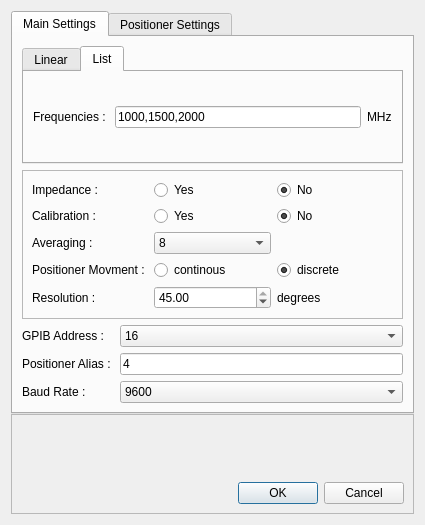
Above: settings_ui.ui from Wireless-Research-Tester/Automated-Wireless-Research-Tester before the change. Below: the same form after it.
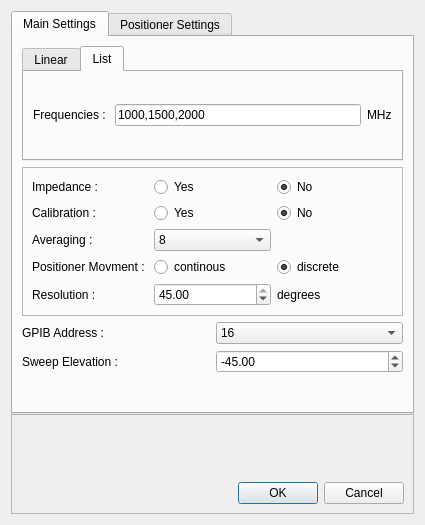
That is the form after the change.

Commit message:
Relocated where positioner object lives
Moved positioner object outside of MeasurementCtrl into main gui window, removed positioner settings not related to sweep or offset onto temporary buttons in main gui window, this need to be in the main gui window, on a toolbar or something at the bottom of the window, with them located inside of the settingswindow it makes it too complicated to get the positioner initialized correctly.

Diff of the .ui file:
```diff
--- a/settings_ui.ui
+++ b/settings_ui.ui
@@ -47,7 +47,7 @@
       <attribute name="title">
        <string>Main Settings</string>
       </attribute>
-      <layout class="QVBoxLayout" name="verticalLayout_6" stretch="0,0,0">
+      <layout class="QVBoxLayout" name="verticalLayout_6" stretch="0,0,0,0">
        <property name="spacing">
         <number>6</number>
        </property>
@@ -352,6 +352,29 @@
          <property name="verticalSpacing">
           <number>6</number>
          </property>
+         <item row="1" column="1">
+          <widget class="QDoubleSpinBox" name="sweep_elevation_spinBox">
+           <property name="minimum">
+            <double>-90.000000000000000</double>
+           </property>
+           <property name="maximum">
+            <double>90.000000000000000</double>
+           </property>
+           <property name="singleStep">
+            <double>0.100000000000000</double>
+           </property>
+           <property name="value">
+            <double>-45.000000000000000</double>
+           </property>
+          </widget>
+         </item>
+         <item row="1" column="0">
+          <widget class="QLabel" name="sweep_elevation_label_6">
+           <property name="text">
+            <string>Sweep Elevation : </string>
+           </property>
+          </widget>
+         </item>
          <item row="0" column="1">
           <widget class="QComboBox" name="GPIB_addr_comboBox_6">
            <property name="currentIndex">
@@ -524,58 +547,21 @@
            </property>
           </widget>
          </item>
-         <item row="1" column="1">
-          <widget class="QLineEdit" name="pos_alias_lineEdit_6">
-           <property name="text">
-            <string>4</string>
-           </property>
-          </widget>
-         </item>
-         <item row="2" column="1">
-          <widget class="QComboBox" name="BaudRate_comboBox_6">
-           <item>
-            <property name="text">
-             <string>9600</string>
-            </property>
-           </item>
-           <item>
-            <property name="text">
-             <string>14400</string>
-            </property>
-           </item>
-           <item>
-            <property name="text">
-             <string>19200</string>
-            </property>
-           </item>
-           <item>
-            <property name="text">
-             <string>28800</string>
-            </property>
-           </item>
-           <item>
-            <property name="text">
-             <string>38400</string>
-            </property>
-           </item>
-          </widget>
-         </item>
-         <item row="1" column="0">
-          <widget class="QLabel" name="pos_Alias_label_6">
-           <property name="text">
-            <string>Positioner Alias : </string>
-           </property>
-          </widget>
-         </item>
-         <item row="2" column="0">
-          <widget class="QLabel" name="BaudRate_label_6">
-           <property name="text">
-            <string>Baud Rate :</string>
-           </property>
-          </widget>
-         </item>
         </layout>
        </item>
+       <item>
+        <spacer name="verticalSpacer_3">
+         <property name="orientation">
+          <enum>Qt::Vertical</enum>
+         </property>
+         <property name="sizeHint" stdset="0">
+          <size>
+           <width>20</width>
+           <height>40</height>
+          </size>
+         </property>
+        </spacer>
+       </item>
       </layout>
      </widget>
      <widget class="QWidget" name="positioner_tab_4">
```
Left out of the diff: 60 changed lines with no effect on the pictures. The commit also changes 22 other files.
